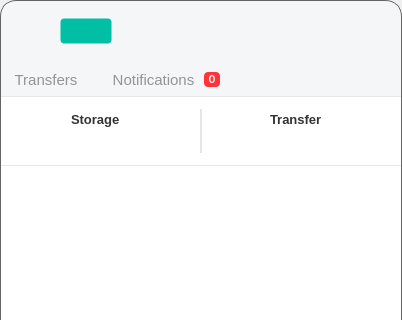
The window that src/MEGASync/gui/win/InfoDialog.ui (meganz/MEGAsync) describes before a commit, drawn with Qt 5; both pictures show x 0 to 402 and y 0 to 320 of the 402 by 564 pixel window.
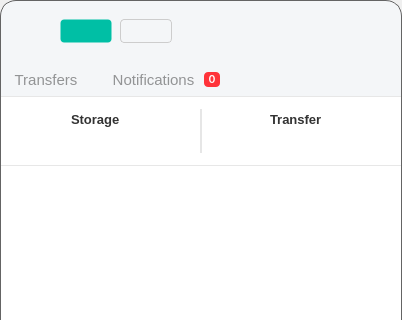
The same window after the commit. Icons and pictures are not drawn. Custom widgets are drawn as their Qt base class.

Commit message: SNC-5182. Add a Create Sync button.

What changed in the file:
```diff
--- a/src/MEGASync/gui/win/InfoDialog.ui
+++ b/src/MEGASync/gui/win/InfoDialog.ui
@@ -93,6 +93,33 @@
 #bUpgrade::disabled
 {
 background-color: #00BFA54D;
+}
+
+#bCreateSync
+{
+font-family: Inter;
+font-size: 12px;
+line-height: 18px;
+border: 1px solid #CDCDCD;
+border-radius: 4px;
+padding: 4px 8px;
+image-position: right;
+text-align: left;
+}
+
+#bCreateSync::hover
+{
+background-color:  #FAFAFA;
+}
+
+#bCreateSync::pressed
+{
+background-color: #FFFFFF;
+}
+
+#bCreateSync::disabled
+{
+background-color: #FFFFFF;
 }</string>
   </property>
   <property name="sizeGripEnabled">
@@ -247,7 +274,7 @@
               </property>
               <layout class="QHBoxLayout" name="horizontalLayout">
                <property name="spacing">
-                <number>16</number>
+                <number>8</number>
                </property>
                <property name="leftMargin">
                 <number>15</number>
@@ -271,18 +298,65 @@
                  </property>
                 </widget>
                </item>
+               <item>
+                <spacer name="horizontalSpacer_16">
+                 <property name="orientation">
+                  <enum>Qt::Horizontal</enum>
+                 </property>
+                 <property name="sizeType">
+                  <enum>QSizePolicy::Fixed</enum>
+                 </property>
+                 <property name="sizeHint" stdset="0">
+                  <size>
+                   <width>8</width>
+                   <height>20</height>
+                  </size>
+                 </property>
+                </spacer>
+               </item>
                <item>
                 <widget class="QPushButton" name="bUpgrade">
                  <property name="minimumSize">
                   <size>
                    <width>0</width>
-                   <height>26</height>
+                   <height>24</height>
                   </size>
                  </property>
                  <property name="maximumSize">
                   <size>
                    <width>16777215</width>
-                   <height>26</height>
+                   <height>24</height>
+                  </size>
+                 </property>
+                 <property name="cursor">
+                  <cursorShape>PointingHandCursor</cursorShape>
+                 </property>
+                 <property name="mouseTracking">
+                  <bool>true</bool>
+                 </property>
+                 <property name="styleSheet">
+                  <string notr="true"/>
+                 </property>
+                 <property name="text">
+                  <string/>
+                 </property>
+                 <property name="flat">
+                  <bool>true</bool>
+                 </property>
+                </widget>
+               </item>
+               <item>
+                <widget class="QPushButton" name="bCreateSync">
+                 <property name="minimumSize">
+                  <size>
+                   <width>0</width>
+                   <height>24</height>
+                  </size>
+                 </property>
+                 <property name="maximumSize">
+                  <size>
+                   <width>16777215</width>
+                   <height>24</height>
                   </size>
                  </property>
                  <property name="cursor">
```
Left out of the diff: 110 changed lines with no effect on the pictures. The commit also changes 25 other files.
